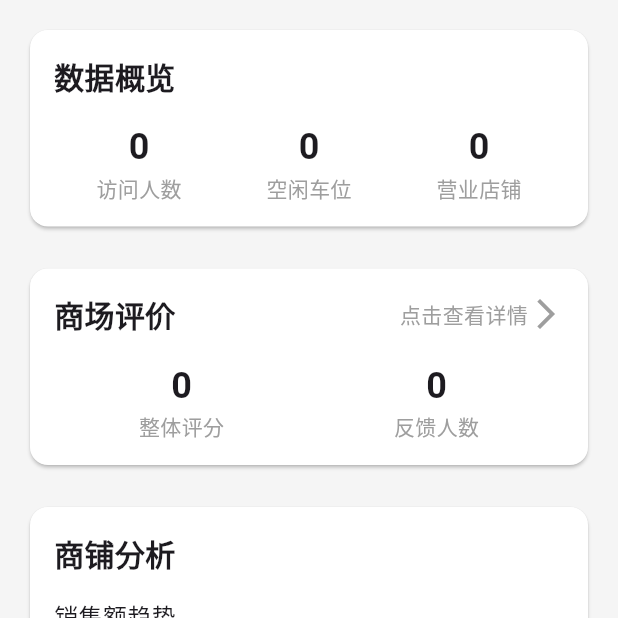
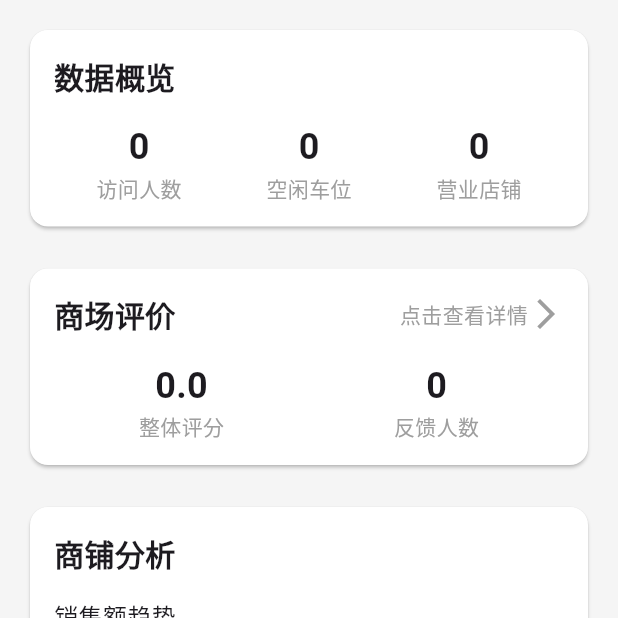
Before and after one commit to thisXuan/parkinglot_frontend, a Flutter app: the ManagerDataPage screen opened directly, on a phone screen of 412 x 824 dp, the top half of it. Run offline on Flutter 3.47's test engine with Material 3 defaults, Android fonts, the phone set to English and light mode, and no system bars; drawn by our look-alikes of fl_chart; our stand-ins replace dio, flutter_easyloading, marquee, qr_flutter, shared_preferences; missing offline and left inert: flutter_baidu_mapapi_base, flutter_baidu_mapapi_map, flutter_bmflocation, license_plate_number, qr_code_scanner; accounts and stored records are empty; network calls fail.

Commit message:
feat: 增加商场评价

```diff
--- a/lib/Manager/ManagerDataPage.dart
+++ b/lib/Manager/ManagerDataPage.dart
@@ -5,6 +5,8 @@ import 'package:parkinglot_frontend/api/data.dart';
 import 'package:parkinglot_frontend/entity/DataDTO.dart';
 import 'package:parkinglot_frontend/entity/SalesDataDTO.dart';
 import 'package:parkinglot_frontend/utils/request.dart';
+
+import '../api/user.dart';
 
 class ManagerDataPage extends StatefulWidget {
   @override
@@ -39,6 +41,10 @@ class ManagerDataPageState extends State<ManagerDataPage> {
   int newUsers = 0;
   List<FlSpot> activeUsersData = [];
 
+  // 商场评价
+  double averageRating = 0;
+  int reviews = 0;
+
   @override
   void initState() {
     super.initState();
@@ -46,6 +52,7 @@ class ManagerDataPageState extends State<ManagerDataPage> {
     initSalesData();
     initOrderData();
     initUserData();
+    initReviewData();
   }
 
   void initTotalView() async{
@@ -62,6 +69,23 @@ class ManagerDataPageState extends State<ManagerDataPage> {
       }
     }
   }
+
+  void initReviewData() async {
+    var result = await UserApi().GetReview();
+    if (result != null) {
+      var code = result['code'];
+      if (code == 200) {
+        setState(() {
+          averageRating = result['data']['overallRating']['average'];
+
+          reviews = (result['data']['reviews'] as List)
+              .map((review) => ReviewData.fromJson(review))
+              .toList().length;
+        });
+      }
+    }
+  }
+
 
   void initSalesData() async{
     final now = DateTime.now();
@@ -156,9 +180,9 @@ class ManagerDataPageState extends State<ManagerDataPage> {
             Row(
               mainAxisAlignment: MainAxisAlignment.spaceAround,
               children: [
-                _buildOverviewItem('访问人数', visitorCount),
-                _buildOverviewItem('空闲车位', availableParkingSpots),
-                _buildOverviewItem('营业店铺', activeShops),
+                _buildOverviewItem('访问人数', visitorCount.toString()),
+                _buildOverviewItem('空闲车位', availableParkingSpots.toString()),
+                _buildOverviewItem('营业店铺', activeShops.toString()),
               ],
             ),
           ],
@@ -199,8 +223,8 @@ class ManagerDataPageState extends State<ManagerDataPage> {
             Row(
               mainAxisAlignment: MainAxisAlignment.spaceAround,
               children: [
-                _buildOverviewItem('整体评分', 0),
-                _buildOverviewItem('反馈人数', 0),
+                _buildOverviewItem('整体评分', averageRating.toString()),
+                _buildOverviewItem('反馈人数', reviews.toString()),
               ],
             ),
           ],
@@ -209,7 +233,7 @@ class ManagerDataPageState extends State<ManagerDataPage> {
     );
   }
 
-  Widget _buildOverviewItem(String title, int value) {
+  Widget _buildOverviewItem(String title, String value) {
     return Column(
       children: [
         Text(value.toString(), style: TextStyle(fontSize: 24, fontWeight: FontWeight.bold)),
--- a/lib/utils/request.dart
+++ b/lib/utils/request.dart
@@ -31,7 +31,7 @@ class Request {
   Request._internal() {
     // 初始化基本选项
     BaseOptions options = BaseOptions(
-        baseUrl: 'http://192.168.18.193:8081',
+        baseUrl: 'http://192.168.18.129:8081',
         connectTimeout: const Duration(seconds: 5),
         receiveTimeout: const Duration(seconds: 5));
     _instance = this;
```
